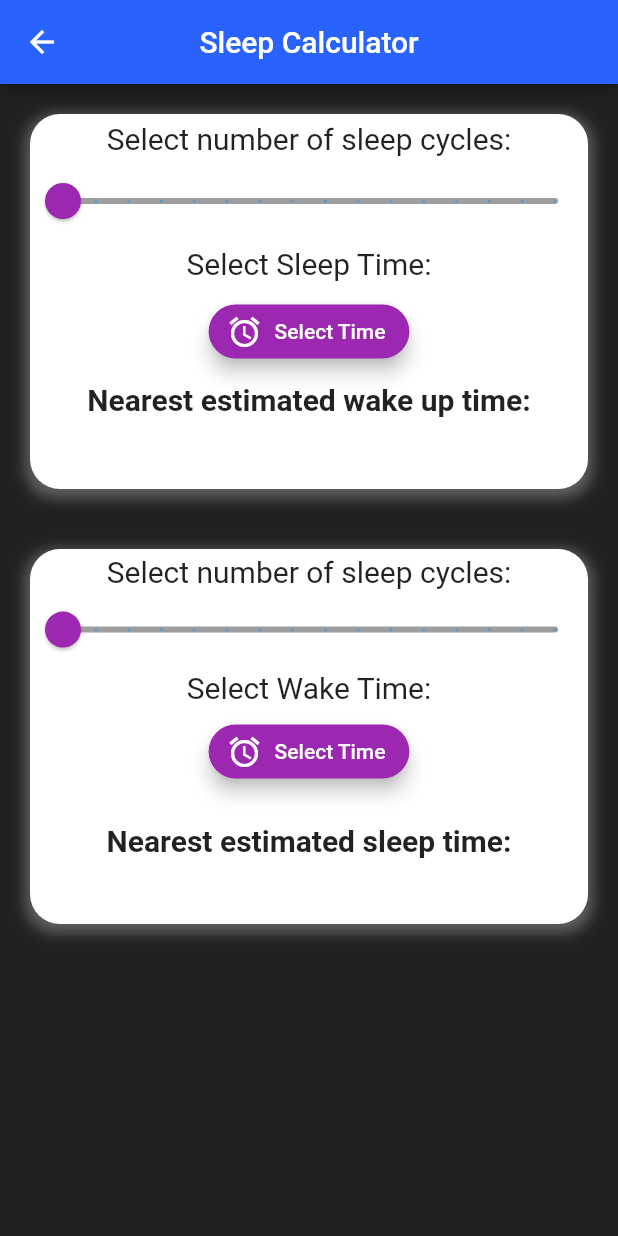
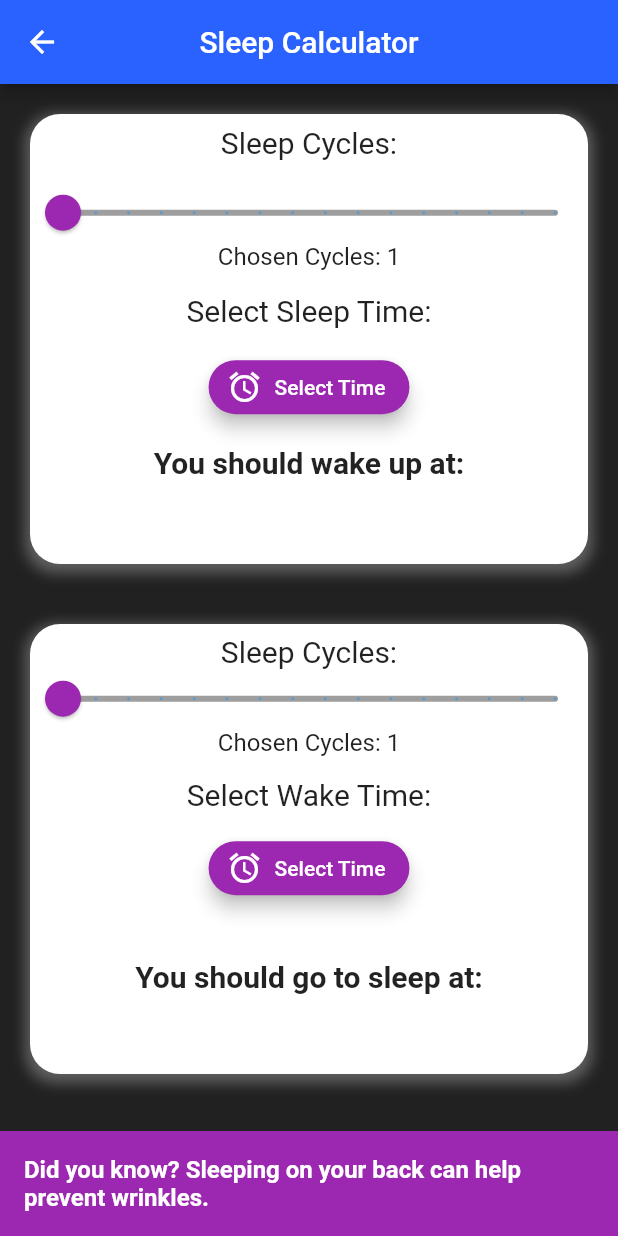
Before and after one commit to Snail51/SweetDreams, a Flutter app: the screen it shows after launch, after a tap on "Sleep Calculator", on a phone screen of 412 x 824 dp. Run offline on Flutter 3.47's test engine with Material 2 defaults, Android fonts, the phone set to English and light mode, and no system bars; our stand-ins replace audioplayers, fl_chart, flutter_rating_bar, tuple; missing offline and left inert: time_range_picker.

Commit message:
final version of calculator completed, implemented random facts to fill in space at the bottom, made it so that the amount of cycles is displayed

```diff
--- a/lib/dreams/views/newCalc.dart
+++ b/lib/dreams/views/newCalc.dart
@@ -1,47 +1,66 @@
-
-import 'package:flutter/cupertino.dart';
-import 'package:flutter/foundation.dart';
+import 'dart:async';
 import 'package:flutter/material.dart';
-import 'package:flutter/rendering.dart';
-import 'package:tuple/tuple.dart';
 import 'package:units/database.dart';
 import 'package:units/widgetCalcModes.dart';
 import 'package:time_range_picker/time_range_picker.dart';
-import 'dart:async';
-//hi
+
 class CalcPage extends StatefulWidget {
+  CalcPage({Key? key, required this.database}) : super(key: key);
 
-  CalcPage({Key? key, required this.database}) : super (key: key);
   SleepData database;
-
 
   @override
   _CalcPageState createState() => _CalcPageState();
 }
 
 class _CalcPageState extends State<CalcPage> {
-  // PAGE CLASS THAT WANTS TO DYNAMICALLY COELLATE WIDGETS THAT WERE GENERATED EXTERNALLY
   List<dynamic> content = [];
   List<Widget> displayables = [];
+  List<String> sleepFacts = [
+    "The longest recorded period without sleep is 11 days.",
+    "Sleeping on your back can help prevent wrinkles.",
+    "There are a total of 16 sleep cycles, each having a total time of 90 minutes.",
+    "Newborns sleep up to 17 hours a day.",
+    "Dolphins sleep with one eye open.",
+    "Dreams are the result of your brain processing emotions and memories.",
+    "The record for the most time spent without dreaming is 18 days, 21 hours, and 40 minutes.",
+    "REM sleep is when most of our dreaming occurs.",
+    "The average person falls asleep in about 7 minutes.",
+    "Humans are the only mammals that willingly delay sleep.",
+    "The ideal room temperature for sleeping is around 65 degrees Fahrenheit.",
+    "Sleep deprivation can lead to weight gain.",
+    "A good night's sleep can improve your memory and creativity.",
+    "Sleep is essential for regulating hormones and maintaining a healthy immune system.",
+    "Lack of sleep can impair judgement and decision-making.",
+    "REM sleep helps to improve learning and memory.",
+    "Snoring can be a sign of sleep apnea.",
+    "Some animals, such as birds and some fish, sleep with only one half of their brain at a time.",
+    "Sleepwalking is most common in children and tends to decrease with age.",
+    "Chronic sleep deprivation has been linked to an increased risk of heart disease and stroke."
+  ];
+  String currentFact = "Did you know? " + "Sleeping on your back can help prevent wrinkles.";
+
 
   @override
   void initState() {
+    super.initState();
     initContent();
     update();
-    super.initState();
+    Timer.periodic(Duration(seconds: 10), (timer) {
+      setState(() {
+        currentFact = "Did you know? " + sleepFacts[DateTime.now().second % sleepFacts.length];
+      });
+    });
   }
 
   void update() {
     setState(() {
       List<Widget> holder = [];
       for (int i = 0; i < content.length; i++) {
-        if (content[i]
-            .needsUpdating) //ONLY REDRAW WIDGETS THAT ACTUALLY NEED REDRAWING
-            {
+        if (content[i].needsUpdating) {
           holder.add(content[i].toWidget());
           content[i].needsUpdating = false;
-        }
-        else {
+        } else {
           holder.add(displayables[i]);
         }
       }
@@ -54,17 +73,8 @@ class _CalcPageState extends State<CalcPage> {
     content.add(CalcSleepWidget(context, updateCallback: update));
   }
 
-
   @override
   Widget build(BuildContext context) {
-    final periodicTimer = Timer.periodic(
-      const Duration(milliseconds: 200),
-      //adjust this number for how often you want the screen refreshed
-          (timer) {
-        update();
-      },
-    );
-
     return Scaffold(
       appBar: AppBar(
         title: Text("Sleep Calculator"),
@@ -73,14 +83,31 @@ class _CalcPageState extends State<CalcPage> {
       ),
       backgroundColor: Colors.grey.shade900,
       body: Center(
-          child: ListView(
-            children: displayables,
-          )
+        child: Column(
+          children: [
+            Expanded(
+              child: ListView(
+                children: displayables,
+              ),
+            ),
+            Container(
+              padding: EdgeInsets.all(16),
+              color: Colors.purple,
+              child: Text(
+                currentFact,
+                style: TextStyle(
+                  color: Colors.white,
+                  fontSize: 16,
+                  fontWeight: FontWeight.bold,
+                ),
+              ),
+            ),
+          ],
+        ),
       ),
     );
   }
 }
-
 
 
 
--- a/lib/widgetCalcModes.dart
+++ b/lib/widgetCalcModes.dart
@@ -31,7 +31,7 @@ class CalcWakeWidget {
     return Padding(
       padding: const EdgeInsets.all(20.0),
       child: Container(
-        height: 250,
+        height: 300,
         width: 400,
         decoration: BoxDecoration(
           color: Colors.white,
@@ -49,7 +49,7 @@ class CalcWakeWidget {
           mainAxisAlignment: MainAxisAlignment.spaceAround,
           children: <Widget>[
             Text(
-              "Select number of sleep cycles:",
+              "Sleep Cycles:",
               style: TextStyle(fontSize: 20.0),
             ),
             SliderTheme(
@@ -57,12 +57,16 @@ class CalcWakeWidget {
                 activeTrackColor: Colors.purple,
                 inactiveTrackColor: Colors.grey,
                 thumbColor: Colors.purple,
-                overlayColor: Colors.purple.withAlpha(100),
+                overlayColor: Colors.purple.withOpacity(0.2),
+                thumbShape: RoundSliderThumbShape(enabledThumbRadius: 12),
+                overlayShape: RoundSliderOverlayShape(overlayRadius: 20),
                 trackHeight: 4.0,
-                thumbShape: RoundSliderThumbShape(enabledThumbRadius: 12.0),
-                overlayShape: RoundSliderOverlayShape(overlayRadius: 20.0),
+                valueIndicatorColor: Colors.purple,
+                valueIndicatorTextStyle: TextStyle(color: Colors.white),
               ),
-              child: Slider(
+              child: Column(
+                children: <Widget>[
+                  Slider(
                     value: selectedCycles.toDouble(),
                     min: 1,
                     max: 16,
@@ -73,6 +77,12 @@ class CalcWakeWidget {
                       needsUpdating = true;
                       updateCallback();
                     },
+                  ),
+                  Text(
+                    "Chosen Cycles: $selectedCycles",
+                    style: TextStyle(fontSize: 16.0),
+                  ),
+                ],
               ),
             ),
             Text(
@@ -87,13 +97,17 @@ class CalcWakeWidget {
                 );
                 if (picked != null) {
                   pickerStart = picked;
+                  labelRangePickerButton =
+                  "${pickerStart.format(context)}";
                   needsUpdating = true;
                   isTimeAndCyclesSelected = true;
                   updateCallback();
                 }
               },
               icon: Icon(Icons.alarm),
-              label: Text('Select Time'),
+              label: Text(labelRangePickerButton.isNotEmpty
+                  ? labelRangePickerButton
+                  : 'Select Time'),
               style: ElevatedButton.styleFrom(
                 primary: Colors.purple,
                 onPrimary: Colors.white,
@@ -104,13 +118,14 @@ class CalcWakeWidget {
               ),
             ),
             Text(
-              "Nearest estimated wake up time:",
-              style: TextStyle(fontWeight: FontWeight.bold, fontSize: 20.0),
+              "You should wake up at:",
+              style:
+              TextStyle(fontWeight: FontWeight.bold, fontSize: 20.0),
             ),
             Text(
               !isTimeAndCyclesSelected
                   ? ""
-                  : DateFormat('h:mm a').format(
+                  : DateFormat.jm().format(
                   getNearestWakeTime(selectedCycles, pickerStart)),
               style: TextStyle(fontSize: 28.0, fontWeight: FontWeight.bold),
             ),
@@ -145,7 +160,7 @@ class CalcSleepWidget {
     return Padding(
       padding: const EdgeInsets.all(20.0),
       child: Container(
-        height: 250,
+        height: 300,
         width: 400,
         decoration: BoxDecoration(
           color: Colors.white,
@@ -162,8 +177,10 @@ class CalcSleepWidget {
         child: Column(
           mainAxisAlignment: MainAxisAlignment.spaceAround,
           children: <Widget>[
+            Column(
+              children: [
                 Text(
-              "Select number of sleep cycles:",
+                  "Sleep Cycles:",
                   style: TextStyle(fontSize: 20.0),
                 ),
                 SliderTheme(
@@ -178,7 +195,9 @@ class CalcSleepWidget {
                     valueIndicatorColor: Colors.purple,
                     valueIndicatorTextStyle: TextStyle(color: Colors.white),
                   ),
-              child: Slider(
+                  child: Column(
+                    children: <Widget>[
+                      Slider(
                         value: selectedCycles.toDouble(),
                         min: 1,
                         max: 16,
@@ -190,6 +209,14 @@ class CalcSleepWidget {
                           updateCallback();
                         },
                       ),
+                      Text(
+                        "Chosen Cycles: $selectedCycles",
+                        style: TextStyle(fontSize: 16.0),
+                      ),
+                    ],
+                  ),
+                ),
+              ],
             ),
             Text(
               "Select Wake Time:",
@@ -209,7 +236,7 @@ class CalcSleepWidget {
                 }
               },
               icon: Icon(Icons.alarm),
-              label: Text('Select Time'),
+              label: Text(isTimeAndCyclesSelected ? pickerStart.format(context) : 'Select Time'),
               style: ElevatedButton.styleFrom(
                 primary: Colors.purple,
                 onPrimary: Colors.white,
@@ -221,7 +248,7 @@ class CalcSleepWidget {
             ),
             SizedBox(height: 10),
             Text(
-              "Nearest estimated sleep time:",
+              "You should go to sleep at:",
               style: TextStyle(fontWeight: FontWeight.bold, fontSize: 20.0),
             ),
             Text(
--- a/pubspec.yaml
+++ b/pubspec.yaml
@@ -33,6 +33,7 @@ dependencies:
   fl_chart: ^0.36.0
   flutter_local_notifications: ^9.1.6
   rxdart: ^0.27.2
+  sqflite: ^2.0.0+3
 
   # The following adds the Cupertino Icons font to your application.
   # Use with the CupertinoIcons class for iOS style icons.
```
Also changed, not shown: pubspec.lock. Lines whose indentation alone changed are shown as unchanged.
